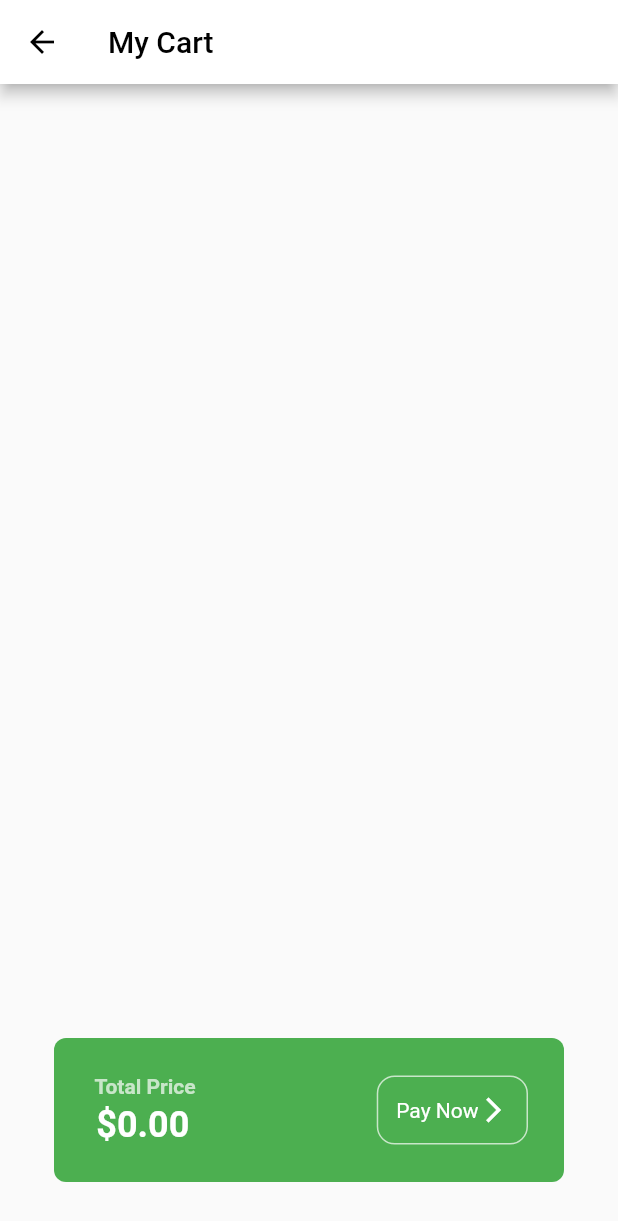
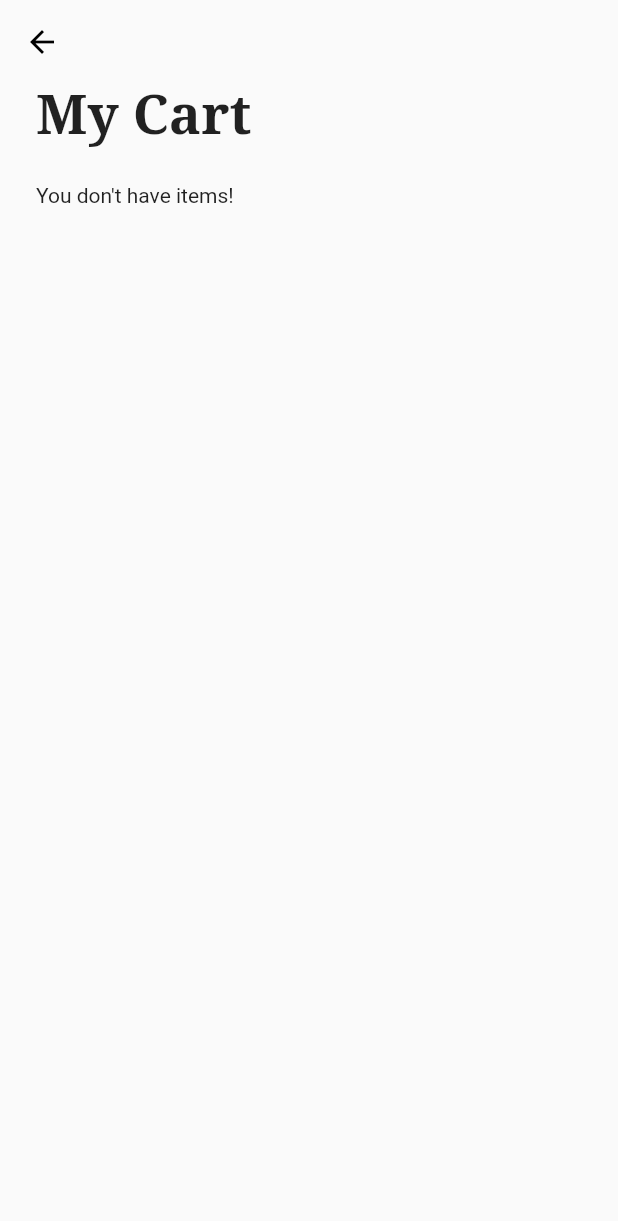
Before and after one commit to loxt/grocery-shop-app, a Flutter app: the CartPage screen opened directly, on a phone screen of 412 x 824 dp. Shown: the top 1221 px of the screen. Run offline on Flutter 3.47's test engine with Material 2 defaults, Android fonts, the phone set to English and light mode, and no system bars; our stand-ins replace google_fonts.

Commit message:
feat: add no items message when cart is empty

```diff
--- a/lib/pages/cart.dart
+++ b/lib/pages/cart.dart
@@ -1,4 +1,5 @@
 import 'package:flutter/material.dart';
+import 'package:google_fonts/google_fonts.dart';
 import 'package:grocery_shop_app/models/cart_model.dart';
 import 'package:provider/provider.dart';
 
@@ -9,22 +10,27 @@ class CartPage extends StatelessWidget {
   Widget build(BuildContext context) {
     return Scaffold(
         appBar: AppBar(
-          backgroundColor: Colors.white,
-          iconTheme: const IconThemeData(
-            color: Colors.black,
-          ),
-          title: const Text(
-            "My Cart",
-            style: TextStyle(
-              color: Colors.black,
-            ),
-          ),
+          backgroundColor: Colors.transparent,
+          elevation: 0,
+          iconTheme: const IconThemeData(color: Colors.black),
         ),
         body: Consumer<CartModel>(
           builder: (context, value, child) {
             return Column(
+              crossAxisAlignment: CrossAxisAlignment.start,
               children: [
-                Expanded(
+                Padding(
+                  padding: const EdgeInsets.symmetric(horizontal: 24.0),
+                  child: Text(
+                    "My Cart",
+                    style: GoogleFonts.notoSerif(
+                      fontSize: 36,
+                      fontWeight: FontWeight.bold,
+                    ),
+                  ),
+                ),
+                value.cartItems.length > 0
+                    ? Expanded(
                         child: ListView.builder(
                             itemCount: value.cartItems.length,
                             padding: const EdgeInsets.all(12),
@@ -36,8 +42,8 @@ class CartPage extends StatelessWidget {
                                     decoration: BoxDecoration(
                                         color: Colors.grey[200],
                                         borderRadius: BorderRadius.circular(8)),
-                              padding:
-                                  const EdgeInsets.symmetric(vertical: 6.0),
+                                    padding: const EdgeInsets.symmetric(
+                                        vertical: 6.0),
                                     child: ListTile(
                                       leading: Image.asset(
                                         cartItem.imagePath,
@@ -55,8 +61,14 @@ class CartPage extends StatelessWidget {
                                     )),
                               );
                             }),
+                      )
+                    : const Padding(
+                        padding: EdgeInsets.all(24.0),
+                        child: Text("You don't have items!"),
                       ),
-                Padding(
+                value.cartItems.length == 0
+                    ? Center()
+                    : Padding(
                         padding: const EdgeInsets.all(36.0),
                         child: Container(
                           decoration: BoxDecoration(
@@ -86,7 +98,8 @@ class CartPage extends StatelessWidget {
                               ),
                               Container(
                                 decoration: BoxDecoration(
-                              border: Border.all(color: Colors.green.shade100),
+                                    border: Border.all(
+                                        color: Colors.green.shade100),
                                     borderRadius: BorderRadius.circular(12)),
                                 padding: const EdgeInsets.all(12),
                                 child: const Row(
```
Lines whose indentation alone changed are shown as unchanged.
